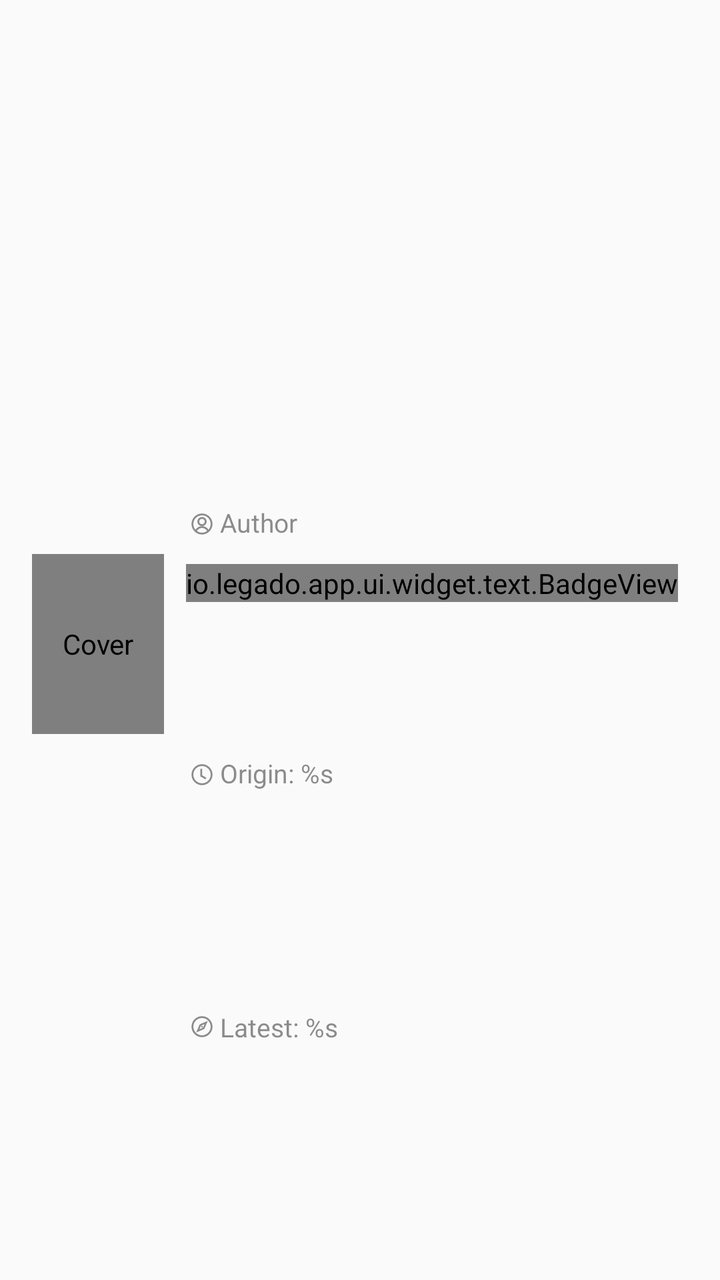
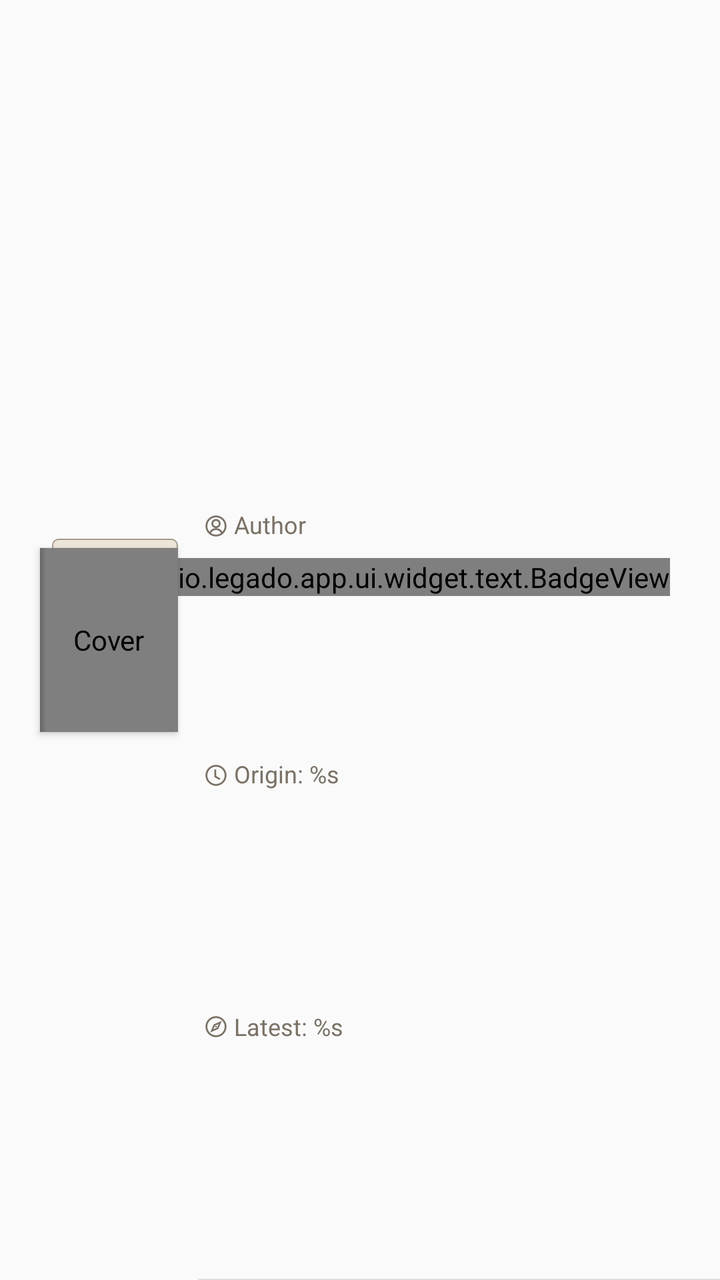

Before-and-after screenshots of an Android layout around one commit, followed by the original layout XML and the change that was made.
<!-- AndroidManifest.xml: application theme AppTheme.Light -->
<!-- res/layout/item_bookshelf_list_group.xml -->
<?xml version="1.0" encoding="utf-8"?>
<androidx.constraintlayout.widget.ConstraintLayout xmlns:android="http://schemas.android.com/apk/res/android"
    xmlns:app="http://schemas.android.com/apk/res-auto"
    xmlns:tools="http://schemas.android.com/tools"
    android:id="@+id/cv_content"
    android:layout_width="match_parent"
    android:layout_height="wrap_content"
    android:clickable="true"
    android:focusable="true"
    tools:ignore="UnusedAttribute">

    <io.legado.app.ui.widget.image.CoverImageView
        android:id="@+id/iv_cover"
        android:layout_width="66dp"
        android:layout_height="90dp"
        android:layout_marginStart="16dp"
        android:layout_marginTop="16dp"
        android:layout_marginBottom="12dp"
        android:contentDescription="@string/img_cover"
        android:scaleType="centerCrop"
        android:src="@drawable/image_cover_default"
        android:transitionName="img_cover"
        app:layout_constraintBottom_toBottomOf="parent"
        app:layout_constraintLeft_toLeftOf="parent"
        app:layout_constraintTop_toTopOf="parent"
        tools:ignore="UnusedAttribute" />

    <FrameLayout
        android:id="@+id/fl_has_new"
        android:layout_width="wrap_content"
        android:layout_height="wrap_content"
        android:layout_marginEnd="16dp"
        app:layout_constraintRight_toRightOf="parent"
        app:layout_constraintTop_toTopOf="@+id/iv_cover">

        <io.legado.app.ui.widget.text.BadgeView
            android:id="@+id/bv_unread"
            android:layout_width="wrap_content"
            android:layout_height="wrap_content"
            android:layout_gravity="right"
            android:layout_margin="5dp"
            android:includeFontPadding="false"
            tools:ignore="RtlHardcoded" />

        <io.legado.app.ui.widget.anima.RotateLoading
            android:id="@+id/rl_loading"
            android:layout_width="26dp"
            android:layout_height="26dp"
            android:layout_gravity="right"
            android:visibility="invisible"
            app:loading_width="2dp"
            tools:ignore="RtlHardcoded" />
    </FrameLayout>

    <TextView
        android:id="@+id/tv_name"
        android:layout_width="0dp"
        android:layout_height="wrap_content"
        android:layout_marginLeft="10dp"
        android:layout_marginTop="12dp"
        android:includeFontPadding="false"
        android:paddingBottom="4dp"
        android:paddingLeft="2dp"
        android:singleLine="true"
        android:text="@string/book_name"
        android:textColor="@color/primaryText"
        android:textSize="16sp"
        app:layout_constraintBottom_toTopOf="@+id/tv_author"
        app:layout_constraintLeft_toRightOf="@+id/iv_cover"
        app:layout_constraintRight_toLeftOf="@id/fl_has_new"
        app:layout_constraintTop_toTopOf="parent"
        tools:ignore="RtlHardcoded,RtlSymmetry" />

    <androidx.appcompat.widget.AppCompatImageView
        android:id="@+id/iv_author"
        android:layout_width="@dimen/desc_icon_size"
        android:layout_height="@dimen/desc_icon_size"
        android:contentDescription="@string/author"
        android:paddingStart="2dp"
        android:paddingEnd="2dp"
        android:src="@drawable/ic_author"
        app:layout_constraintBottom_toBottomOf="@+id/tv_author"
        app:layout_constraintLeft_toLeftOf="@+id/tv_name"
        app:layout_constraintTop_toTopOf="@+id/tv_author"
        app:tint="@color/tv_text_summary"
        tools:ignore="RtlHardcoded,RtlSymmetry" />

    <TextView
        android:id="@+id/tv_author"
        android:layout_width="0dp"
        android:layout_height="wrap_content"
        android:includeFontPadding="false"
        android:maxLines="1"
        android:paddingEnd="6dp"
        android:text="@string/author"
        android:textColor="@color/tv_text_summary"
        android:textSize="13sp"
        app:layout_constraintBottom_toTopOf="@+id/tv_read"
        app:layout_constraintLeft_toRightOf="@+id/iv_author"
        app:layout_constraintRight_toRightOf="@id/fl_has_new"
        app:layout_constraintTop_toBottomOf="@+id/tv_name"
        tools:ignore="RtlSymmetry,TextContrastCheck" />

    <androidx.appcompat.widget.AppCompatImageView
        android:id="@+id/iv_read"
        android:layout_width="@dimen/desc_icon_size"
        android:layout_height="@dimen/desc_icon_size"
        android:contentDescription="@string/read_dur_progress"
        android:paddingStart="2dp"
        android:paddingEnd="2dp"
        android:src="@drawable/ic_history"
        app:layout_constraintBottom_toBottomOf="@+id/tv_read"
        app:layout_constraintLeft_toLeftOf="@+id/tv_name"
        app:layout_constraintTop_toTopOf="@+id/tv_read"
        app:tint="@color/tv_text_summary"
        tools:ignore="RtlHardcoded,RtlSymmetry" />

    <TextView
        android:id="@+id/tv_read"
        android:layout_width="0dp"
        android:layout_height="wrap_content"
        android:includeFontPadding="false"
        android:singleLine="true"
        android:text="@string/read_dur_progress"
        android:textColor="@color/tv_text_summary"
        android:textSize="13sp"
        app:layout_constraintBottom_toTopOf="@id/tv_last"
        app:layout_constraintLeft_toRightOf="@+id/iv_read"
        app:layout_constraintRight_toRightOf="@+id/fl_has_new"
        app:layout_constraintTop_toBottomOf="@+id/tv_author"
        tools:ignore="TextContrastCheck" />

    <androidx.appcompat.widget.AppCompatImageView
        android:id="@+id/iv_last"
        android:layout_width="@dimen/desc_icon_size"
        android:layout_height="@dimen/desc_icon_size"
        android:contentDescription="@string/lasted_show"
        android:paddingStart="2dp"
        android:paddingEnd="2dp"
        android:src="@drawable/ic_book_last"
        app:layout_constraintBottom_toBottomOf="@+id/tv_last"
        app:layout_constraintLeft_toLeftOf="@+id/tv_name"
        app:layout_constraintTop_toTopOf="@+id/tv_last"
        app:tint="@color/tv_text_summary"
        tools:ignore="RtlHardcoded,RtlSymmetry" />

    <TextView
        android:id="@+id/tv_last"
        android:layout_width="0dp"
        android:layout_height="wrap_content"
        android:layout_marginBottom="8dp"
        android:singleLine="true"
        android:text="@string/lasted_show"
        android:textColor="@color/tv_text_summary"
        android:textSize="13sp"
        app:layout_constraintBottom_toBottomOf="parent"
        app:layout_constraintLeft_toRightOf="@+id/iv_last"
        app:layout_constraintRight_toRightOf="@id/fl_has_new"
        app:layout_constraintTop_toBottomOf="@+id/tv_read"
        tools:ignore="TextContrastCheck" />

    <View
        android:id="@+id/vw_foreground"
        android:layout_width="match_parent"
        android:layout_height="0dp"
        android:background="?android:attr/selectableItemBackground"
        app:layout_constraintBottom_toBottomOf="parent"
        app:layout_constraintTop_toTopOf="parent"
        app:layout_constraintVertical_bias="0.0"
        tools:layout_editor_absoluteX="0dp" />

</androidx.constraintlayout.widget.ConstraintLayout>
<!-- resources referenced by this layout -->
<resources>
  <color name="primaryText">#de000000</color>
  <color name="tv_text_summary">#8A2C2C2C</color>
  <dimen name="desc_icon_size">18sp</dimen>
  <string name="author">Author</string>
  <string name="book_name">Title</string>
  <string name="img_cover">Cover</string>
  <string name="lasted_show">Latest: %s</string>
  <style name="Base.AppTheme" parent="Theme.AppCompat.DayNight.NoActionBar">
          <item name="colorPrimary">@color/primary</item>
          <item name="colorPrimaryDark">@color/primaryDark</item>
          <item name="colorAccent">@color/accent</item>
          <item name="actionOverflowMenuStyle">@style/Style.PopupMenu</item>
          <item name="android:itemTextAppearance">@style/Style.MenuItemText</item>
          <item name="android:popupMenuStyle">@style/Style.PopupMenu</item>
          <item name="android:statusBarColor">@color/transparent</item>
          <item name="android:windowDrawsSystemBarBackgrounds">true</item>
      </style>
  <color name="transparent">#00000000</color>
  <color name="md_grey_900">#212121</color>
  <color name="md_light_blue_600">#039BE5</color>
  <color name="md_light_blue_700">#0288D1</color>
  <color name="md_pink_800">#AD1457</color>
  <color name="md_grey_200">#EEEEEE</color>
  <!-- unchanged entries left out for length: 15 -->
</resources>

<!-- the commit's change to res/layout/item_bookshelf_list_group.xml (unified diff, before → after) -->
@@ -9,13 +9,28 @@
     android:focusable="true"
     tools:ignore="UnusedAttribute">
 
+    <View
+        android:id="@+id/ink_auto_item_bookshelf_list_group_1"
+        android:layout_width="0dp"
+        android:layout_height="0dp"
+        android:layout_marginStart="6dp"
+        android:layout_marginTop="-5dp"
+        android:layout_marginBottom="5dp"
+        android:background="@drawable/shf_group_back"
+        app:layout_constraintBottom_toBottomOf="@+id/iv_cover"
+        app:layout_constraintLeft_toLeftOf="@+id/iv_cover"
+        app:layout_constraintRight_toRightOf="@+id/iv_cover"
+        app:layout_constraintTop_toTopOf="@+id/iv_cover" />
+
     <io.legado.app.ui.widget.image.CoverImageView
         android:id="@+id/iv_cover"
-        android:layout_width="66dp"
-        android:layout_height="90dp"
-        android:layout_marginStart="16dp"
-        android:layout_marginTop="16dp"
-        android:layout_marginBottom="12dp"
+        android:layout_width="69dp"
+        android:layout_height="92dp"
+        android:elevation="2dp"
+        android:outlineProvider="bounds"
+        android:layout_marginStart="20dp"
+        android:layout_marginTop="14dp"
+        android:layout_marginBottom="14dp"
         android:contentDescription="@string/img_cover"
         android:scaleType="centerCrop"
         android:src="@drawable/image_cover_default"
@@ -29,7 +44,7 @@
         android:id="@+id/fl_has_new"
         android:layout_width="wrap_content"
         android:layout_height="wrap_content"
-        android:layout_marginEnd="16dp"
+        android:layout_marginEnd="20dp"
         app:layout_constraintRight_toRightOf="parent"
         app:layout_constraintTop_toTopOf="@+id/iv_cover">
 
@@ -63,7 +78,9 @@
         android:paddingLeft="2dp"
         android:singleLine="true"
         android:text="@string/book_name"
-        android:textColor="@color/primaryText"
+        android:fontFamily="serif"
+        android:textStyle="bold"
+        android:textColor="@color/ink_text"
         android:textSize="16sp"
         app:layout_constraintBottom_toTopOf="@+id/tv_author"
         app:layout_constraintLeft_toRightOf="@+id/iv_cover"
@@ -82,7 +99,7 @@
         app:layout_constraintBottom_toBottomOf="@+id/tv_author"
         app:layout_constraintLeft_toLeftOf="@+id/tv_name"
         app:layout_constraintTop_toTopOf="@+id/tv_author"
-        app:tint="@color/tv_text_summary"
+        app:tint="@color/ink_text_sub"
         tools:ignore="RtlHardcoded,RtlSymmetry" />
 
     <TextView
@@ -93,8 +110,8 @@
         android:maxLines="1"
         android:paddingEnd="6dp"
         android:text="@string/author"
-        android:textColor="@color/tv_text_summary"
-        android:textSize="13sp"
+        android:textColor="@color/ink_text_sub"
+        android:textSize="12sp"
         app:layout_constraintBottom_toTopOf="@+id/tv_read"
         app:layout_constraintLeft_toRightOf="@+id/iv_author"
         app:layout_constraintRight_toRightOf="@id/fl_has_new"
@@ -112,7 +129,7 @@
         app:layout_constraintBottom_toBottomOf="@+id/tv_read"
         app:layout_constraintLeft_toLeftOf="@+id/tv_name"
         app:layout_constraintTop_toTopOf="@+id/tv_read"
-        app:tint="@color/tv_text_summary"
+        app:tint="@color/ink_text_sub"
         tools:ignore="RtlHardcoded,RtlSymmetry" />
 
     <TextView
@@ -122,8 +139,8 @@
         android:includeFontPadding="false"
         android:singleLine="true"
         android:text="@string/read_dur_progress"
-        android:textColor="@color/tv_text_summary"
-        android:textSize="13sp"
+        android:textColor="@color/ink_text_sub"
+        android:textSize="12sp"
         app:layout_constraintBottom_toTopOf="@id/tv_last"
         app:layout_constraintLeft_toRightOf="@+id/iv_read"
         app:layout_constraintRight_toRightOf="@+id/fl_has_new"
@@ -141,7 +158,7 @@
         app:layout_constraintBottom_toBottomOf="@+id/tv_last"
         app:layout_constraintLeft_toLeftOf="@+id/tv_name"
         app:layout_constraintTop_toTopOf="@+id/tv_last"
-        app:tint="@color/tv_text_summary"
+        app:tint="@color/ink_text_sub"
         tools:ignore="RtlHardcoded,RtlSymmetry" />
 
     <TextView
@@ -151,8 +168,8 @@
         android:layout_marginBottom="8dp"
         android:singleLine="true"
         android:text="@string/lasted_show"
-        android:textColor="@color/tv_text_summary"
-        android:textSize="13sp"
+        android:textColor="@color/ink_text_sub"
+        android:textSize="12sp"
         app:layout_constraintBottom_toBottomOf="parent"
         app:layout_constraintLeft_toRightOf="@+id/iv_last"
         app:layout_constraintRight_toRightOf="@id/fl_has_new"
@@ -160,6 +177,25 @@
         tools:ignore="TextContrastCheck" />
 
     <View
+        android:id="@+id/ink_auto_item_bookshelf_list_group_2"
+        android:elevation="3dp"
+        android:layout_width="3dp"
+        android:layout_height="0dp"
+        android:background="@drawable/shf_spine"
+        app:layout_constraintBottom_toBottomOf="@+id/iv_cover"
+        app:layout_constraintLeft_toLeftOf="@+id/iv_cover"
+        app:layout_constraintTop_toTopOf="@+id/iv_cover" />
+
+    <View
+        android:id="@+id/ink_auto_item_bookshelf_list_group_3"
+        android:layout_width="0dp"
+        android:layout_height="0.5dp"
+        android:background="@drawable/shf_divider"
+        app:layout_constraintBottom_toBottomOf="parent"
+        app:layout_constraintLeft_toLeftOf="@+id/tv_name"
+        app:layout_constraintRight_toRightOf="parent" />
+
+    <View
         android:id="@+id/vw_foreground"
         android:layout_width="match_parent"
         android:layout_height="0dp"
<!-- resource entries referenced after the edit -->
@@ -1,12 +1,39 @@
 <!-- resources referenced by this layout -->
 <resources>
-  <color name="primaryText">#de000000</color>
-  <color name="tv_text_summary">#8A2C2C2C</color>
+  <color name="ink_text">#2B2722</color>
+  <color name="ink_text_sub">#7A7166</color>
   <dimen name="desc_icon_size">18sp</dimen>
+  <!-- drawable shf_divider (drawable) -->
+  <?xml version="1.0" encoding="utf-8"?>
+  <shape xmlns:android="http://schemas.android.com/apk/res/android">
+      <solid android:color="@color/ink_line" />
+  </shape>
+  <!-- drawable shf_group_back (drawable) -->
+  <?xml version="1.0" encoding="utf-8"?>
+  <layer-list xmlns:android="http://schemas.android.com/apk/res/android">
+      <item>
+          <shape android:shape="rectangle">
+              <solid android:color="@color/ink_paper_deep" />
+              <stroke android:width="0.5dp" android:color="@color/ink_text_faint" />
+              <corners android:radius="3dp" />
+          </shape>
+      </item>
+  </layer-list>
+  <!-- drawable shf_spine (drawable) -->
+  <?xml version="1.0" encoding="utf-8"?>
+  <shape xmlns:android="http://schemas.android.com/apk/res/android">
+      <gradient
+          android:angle="0"
+          android:endColor="#00000000"
+          android:startColor="#33000000" />
+  </shape>
   <string name="author">Author</string>
   <string name="book_name">Title</string>
   <string name="img_cover">Cover</string>
   <string name="lasted_show">Latest: %s</string>
+  <color name="ink_line">#1F2B2722</color>
+  <color name="ink_paper_deep">#ECE5D8</color>
+  <color name="ink_text_faint">#A39A8E</color>
   <style name="Base.AppTheme" parent="Theme.AppCompat.DayNight.NoActionBar">
           <item name="colorPrimary">@color/primary</item>
           <item name="colorPrimaryDark">@color/primaryDark</item>
@@ -16,12 +43,43 @@
           <item name="android:popupMenuStyle">@style/Style.PopupMenu</item>
           <item name="android:statusBarColor">@color/transparent</item>
           <item name="android:windowDrawsSystemBarBackgrounds">true</item>
+          <item name="alertDialogTheme">@style/ink_AlertDialog</item>
+          <item name="android:divider">@color/ink_line</item>
       </style>
   <color name="transparent">#00000000</color>
+  <style name="ink_AlertDialog" parent="Theme.AppCompat.DayNight.Dialog.Alert">
+          <item name="android:textColorAlertDialogListItem">@color/ink_text</item>
+          <item name="android:windowBackground">@drawable/ink_bg_dialog</item>
+          <item name="buttonBarButtonStyle">@style/ink_DialogButton</item>
+          <item name="buttonBarPositiveButtonStyle">@style/ink_DialogButton</item>
+          <item name="buttonBarNegativeButtonStyle">@style/ink_DialogButton</item>
+          <item name="buttonBarNeutralButtonStyle">@style/ink_DialogButton</item>
+          <item name="colorAccent">@color/accent</item>
+          <item name="android:textColorPrimary">@color/ink_text</item>
+          <item name="android:textColorSecondary">@color/ink_text_sub</item>
+          <item name="android:colorBackground">@color/ink_card</item>
+      </style>
   <color name="md_grey_900">#212121</color>
   <color name="md_light_blue_600">#039BE5</color>
   <color name="md_light_blue_700">#0288D1</color>
   <color name="md_pink_800">#AD1457</color>
+  <!-- drawable ink_bg_dialog (drawable) -->
+  <?xml version="1.0" encoding="utf-8"?>
+  <inset xmlns:android="http://schemas.android.com/apk/res/android"
+      android:insetLeft="16dp"
+      android:insetRight="16dp">
+      <shape android:shape="rectangle">
+          <corners android:radius="8dp" />
+          <solid android:color="@color/ink_card" />
+          <stroke android:width="0.5dp" android:color="@color/ink_line" />
+      </shape>
+  </inset>
+  <style name="ink_DialogButton" parent="Widget.AppCompat.Button.ButtonBar.AlertDialog">
+          <item name="android:textColor">@color/accent</item>
+          <item name="android:textSize">14sp</item>
+          <item name="android:textStyle">bold</item>
+      </style>
+  <color name="ink_card">#FFFDF8</color>
   <color name="md_grey_200">#EEEEEE</color>
   <!-- unchanged entries left out for length: 15 -->
 </resources>
